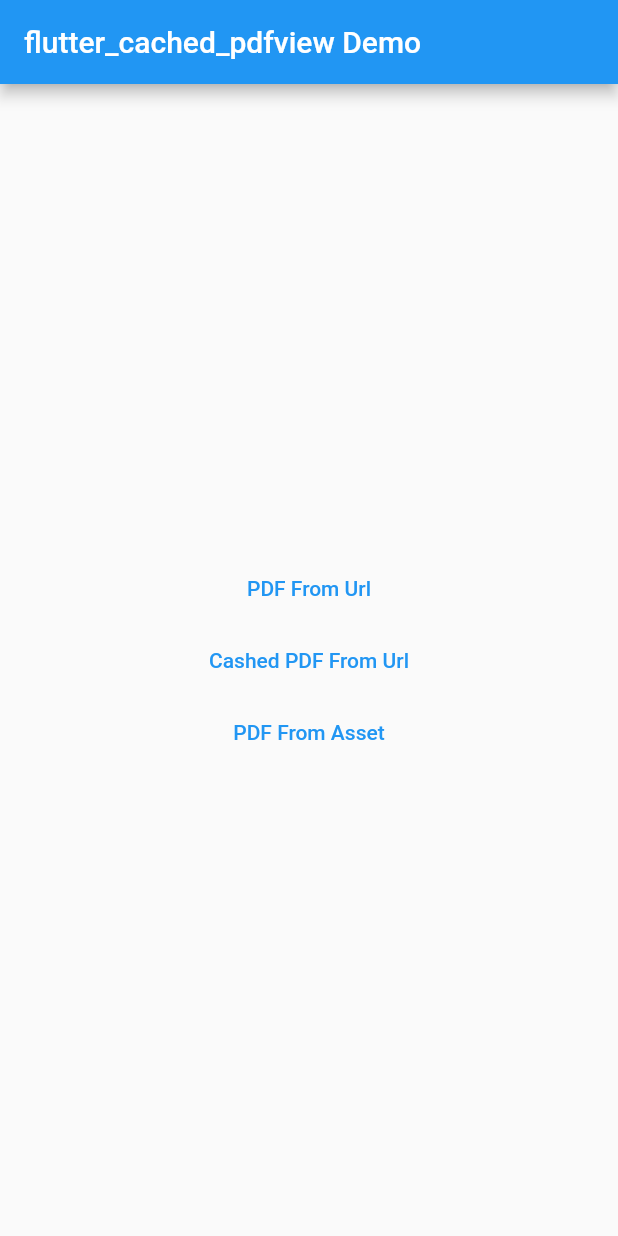
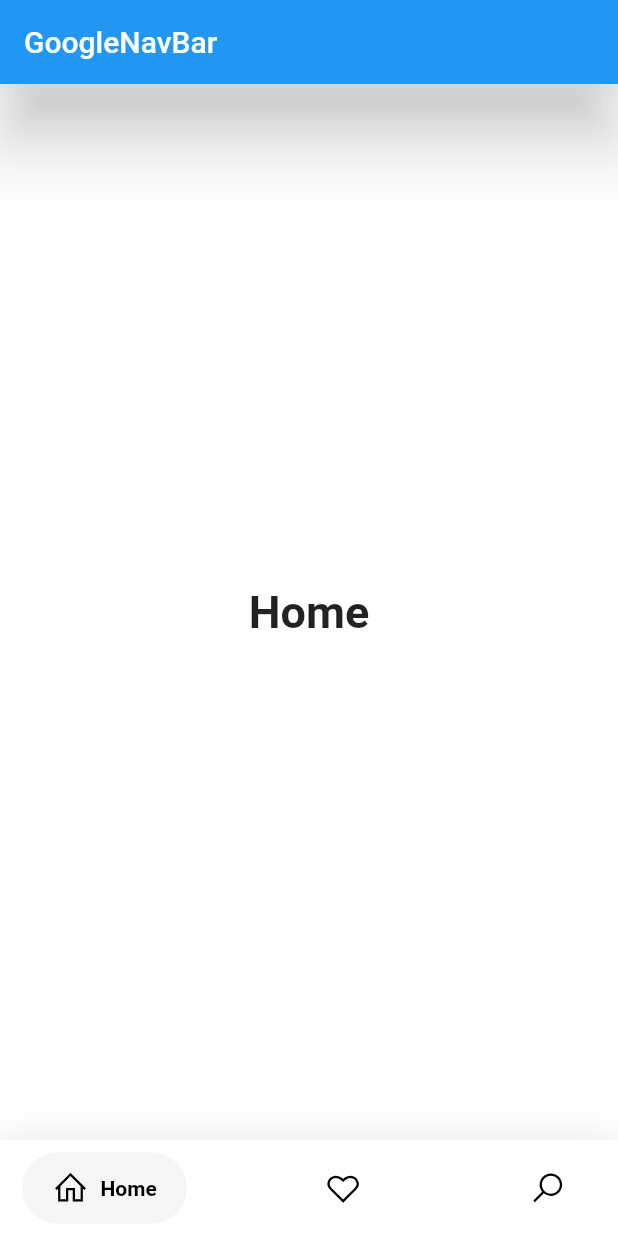
Before and after one commit to cOpeRency/edt_unilim, a Flutter app: the screen it shows after launch, on a phone screen of 412 x 824 dp. Run offline on Flutter 3.47's test engine with Material 2 defaults, Android fonts, the light colour scheme and no system bars; drawn by our look-alikes of google_nav_bar; our stand-ins replace line_icons; missing offline and left inert: flutter_cached_pdfview.

Commit message:
add nav_bar

```diff
--- a/lib/main.dart
+++ b/lib/main.dart
@@ -1,198 +1,104 @@
-import 'dart:async';
+import 'package:flutter/material.dart';
+import 'package:google_nav_bar/google_nav_bar.dart';
+import 'package:line_icons/line_icons.dart';
 
-import 'package:flutter/material.dart';
-import 'package:flutter_cached_pdfview/flutter_cached_pdfview.dart';
 
-void main() => runApp(MyApp());
+void main() => runApp(MaterialApp(
+    builder: (context, child) {
+      return Directionality(textDirection: TextDirection.ltr, child: child!);
+    },
+    title: 'GNav',
+    theme: ThemeData(
+      primaryColor: Colors.grey[800],
+    ),
+    home: Example()));
 
-class MyApp extends StatelessWidget {
+class Example extends StatefulWidget {
   @override
-  Widget build(BuildContext context) => MaterialApp(
-        home: MyHomePage(),
-        debugShowCheckedModeBanner: false,
-      );
+  _ExampleState createState() => _ExampleState();
 }
 
-class MyHomePage extends StatelessWidget {
+class _ExampleState extends State<Example> {
+  int _selectedIndex = 0;
+  static const TextStyle optionStyle =
+      TextStyle(fontSize: 30, fontWeight: FontWeight.w600);
+  static const List<Widget> _widgetOptions = <Widget>[
+    Text(
+      'Home',
+      style: optionStyle,
+    ),
+    Text(
+      'Likes',
+      style: optionStyle,
+    ),
+    Text(
+      'Search',
+      style: optionStyle,
+    ),
+    Text(
+      'Profile',
+      style: optionStyle,
+    ),
+  ];
+
   @override
   Widget build(BuildContext context) {
     return Scaffold(
+      backgroundColor: Colors.white,
       appBar: AppBar(
-        title: const Text('flutter_cached_pdfview Demo'),
+        elevation: 20,
+        title: const Text('GoogleNavBar'),
       ),
-      body: Column(
-        mainAxisAlignment: MainAxisAlignment.center,
-        crossAxisAlignment: CrossAxisAlignment.stretch,
-        children: <Widget>[
-          TextButton(
-            onPressed: () => Navigator.push(
-              context,
-              MaterialPageRoute<dynamic>(
-                builder: (_) => const PDFViewerFromUrl(
-                  url: 'http://edt-iut-info.unilim.fr/edt/A3/A3_S1.pdf',
+      body: Center(
+        child: _widgetOptions.elementAt(_selectedIndex),
+      ),
+      bottomNavigationBar: Container(
+        decoration: BoxDecoration(
+          color: Colors.white,
+          boxShadow: [
+            BoxShadow(
+              blurRadius: 20,
+              color: Colors.black.withOpacity(.1),
+            )
+          ],
+        ),
+        child: SafeArea(
+          child: Padding(
+            padding: const EdgeInsets.symmetric(horizontal: 15.0, vertical: 8),
+            child: GNav(
+              rippleColor: Colors.grey[300]!,
+              hoverColor: Colors.grey[100]!,
+              gap: 8,
+              activeColor: Colors.black,
+              iconSize: 24,
+              padding: EdgeInsets.symmetric(horizontal: 20, vertical: 12),
+              duration: Duration(milliseconds: 400),
+              tabBackgroundColor: Colors.grey[100]!,
+              color: Colors.black,
+              tabs: const [
+                GButton(
+                  icon: LineIcons.home,
+                  text: 'Home',
                 ),
-              ),
+                GButton(
+                  icon: LineIcons.heart,
+                  text: 'Likes',
+                ),
+                GButton(
+                  icon: LineIcons.search,
+                  text: 'Search',
+                ),
+              ],
+              selectedIndex: _selectedIndex,
+              onTabChange: (index) {
+                setState(() {
+                  _selectedIndex = index;
+                });
+              },
             ),
-            child: const Text('PDF From Url'),
           ),
-          TextButton(
-            onPressed: () => Navigator.push(
-              context,
-              MaterialPageRoute<dynamic>(
-                builder: (_) => const PDFViewerCachedFromUrl(
-                  url: 'http://edt-iut-info.unilim.fr/edt/A3/A3_S1.pdf',
-                ),
-              ),
-            ),
-            child: const Text('Cashed PDF From Url'),
-          ),
-          TextButton(
-            onPressed: () => Navigator.push(
-              context,
-              MaterialPageRoute<dynamic>(
-                builder: (_) => PDFViewerFromAsset(
-                  pdfAssetPath: 'assets/pdf/file-example.pdf',
-                ),
-              ),
-            ),
-            child: const Text('PDF From Asset'),
-          ),
-        ],
+        ),
       ),
     );
   }
 }
-
-class PDFViewerFromUrl extends StatelessWidget {
-  const PDFViewerFromUrl({Key? key, required this.url}) : super(key: key);
-
-  final String url;
-
-  @override
-  Widget build(BuildContext context) {
-    return Scaffold(
-      appBar: AppBar(
-        title: const Text('PDF From Url'),
-      ),
-      body: const PDF().fromUrl(
-        url,
-        placeholder: (double progress) => Center(child: Text('$progress %')),
-        errorWidget: (dynamic error) => Center(child: Text(error.toString())),
-      ),
-    );
-  }
-}
-
-class PDFViewerCachedFromUrl extends StatelessWidget {
-  const PDFViewerCachedFromUrl({Key? key, required this.url}) : super(key: key);
-
-  final String url;
-
-  @override
-  Widget build(BuildContext context) {
-    return Scaffold(
-      appBar: AppBar(
-        title: const Text('Cached PDF From Url'),
-      ),
-      body: const PDF().cachedFromUrl(
-        url,
-        placeholder: (double progress) => Center(child: Text('$progress %')),
-        errorWidget: (dynamic error) => Center(child: Text(error.toString())),
-      ),
-    );
-  }
-}
-
-class PDFViewerFromAsset extends StatelessWidget {
-  PDFViewerFromAsset({Key? key, required this.pdfAssetPath}) : super(key: key);
-  final String pdfAssetPath;
-  final Completer<PDFViewController> _pdfViewController =
-      Completer<PDFViewController>();
-  final StreamController<String> _pageCountController =
-      StreamController<String>();
-
-  @override
-  Widget build(BuildContext context) {
-    return Scaffold(
-      appBar: AppBar(
-        title: const Text('PDF From Asset'),
-        actions: <Widget>[
-          StreamBuilder<String>(
-              stream: _pageCountController.stream,
-              builder: (_, AsyncSnapshot<String> snapshot) {
-                if (snapshot.hasData) {
-                  return Center(
-                    child: Container(
-                      padding: const EdgeInsets.all(16),
-                      decoration: BoxDecoration(
-                        shape: BoxShape.circle,
-                        color: Colors.blue[900],
-                      ),
-                      child: Text(snapshot.data!),
-                    ),
-                  );
-                }
-                return const SizedBox();
-              }),
-        ],
-      ),
-      body: PDF(
-        enableSwipe: true,
-        swipeHorizontal: true,
-        autoSpacing: false,
-        pageFling: false,
-        onPageChanged: (int? current, int? total) =>
-            _pageCountController.add('${current! + 1} - $total'),
-        onViewCreated: (PDFViewController pdfViewController) async {
-          _pdfViewController.complete(pdfViewController);
-          final int currentPage = await pdfViewController.getCurrentPage() ?? 0;
-          final int? pageCount = await pdfViewController.getPageCount();
-          _pageCountController.add('${currentPage + 1} - $pageCount');
-        },
-      ).fromAsset(
-        pdfAssetPath,
-        errorWidget: (dynamic error) => Center(child: Text(error.toString())),
-      ),
-      floatingActionButton: FutureBuilder<PDFViewController>(
-        future: _pdfViewController.future,
-        builder: (_, AsyncSnapshot<PDFViewController> snapshot) {
-          if (snapshot.hasData && snapshot.data != null) {
-            return Row(
-              mainAxisSize: MainAxisSize.max,
-              mainAxisAlignment: MainAxisAlignment.spaceAround,
-              children: <Widget>[
-                FloatingActionButton(
-                  heroTag: '-',
-                  child: const Text('-'),
-                  onPressed: () async {
-                    final PDFViewController pdfController = snapshot.data!;
-                    final int currentPage =
-                        (await pdfController.getCurrentPage())! - 1;
-                    if (currentPage >= 0) {
-                      await pdfController.setPage(currentPage);
-                    }
-                  },
-                ),
-                FloatingActionButton(
-                  heroTag: '+',
-                  child: const Text('+'),
-                  onPressed: () async {
-                    final PDFViewController pdfController = snapshot.data!;
-                    final int currentPage =
-                        (await pdfController.getCurrentPage())! + 1;
-                    final int numberOfPages =
-                        await pdfController.getPageCount() ?? 0;
-                    if (numberOfPages > currentPage) {
-                      await pdfController.setPage(currentPage);
-                    }
-                  },
-                ),
-              ],
-            );
-          }
-          return const SizedBox();
-        },
-      ),
-    );
-  }
-}
--- a/pubspec.yaml
+++ b/pubspec.yaml
@@ -41,6 +41,8 @@
   flutter_cached_pdfview: ^0.4.2
   image: ^4.0.17
   pdf: ^3.10.4
+  google_nav_bar: ^5.0.6
+  line_icons: ^2.0.3
 
 dev_dependencies:
   flutter_test:
```
Also changed, not shown: lib/edt_view.dart (added, +191 -0 lines), pubspec.lock, 1 other file.
